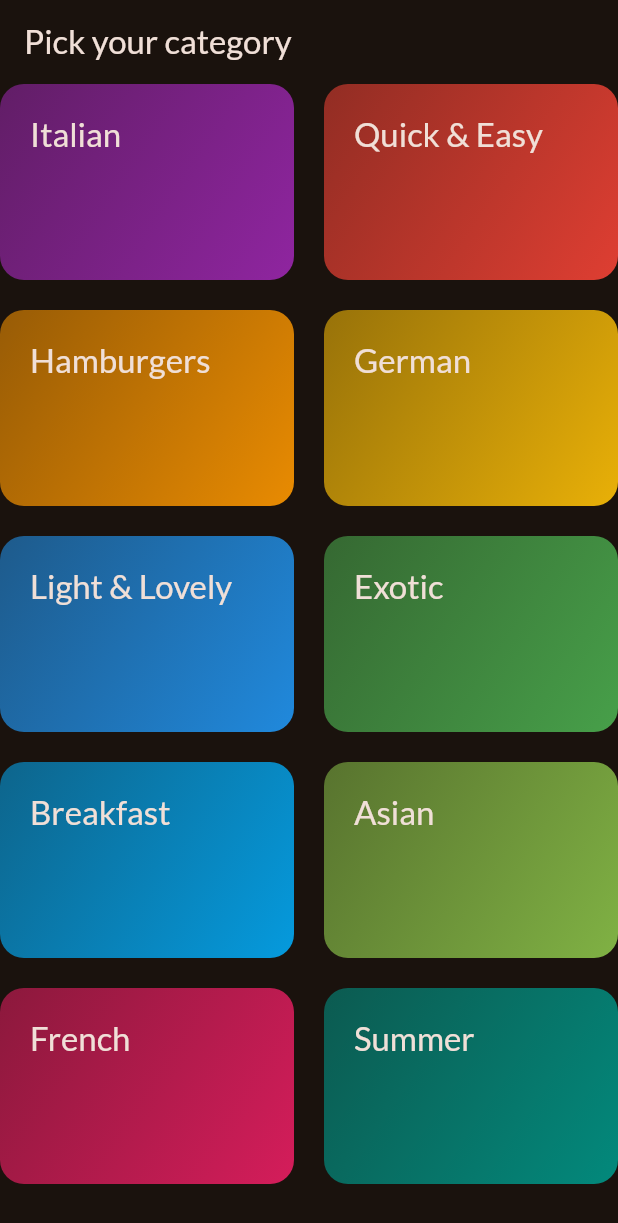
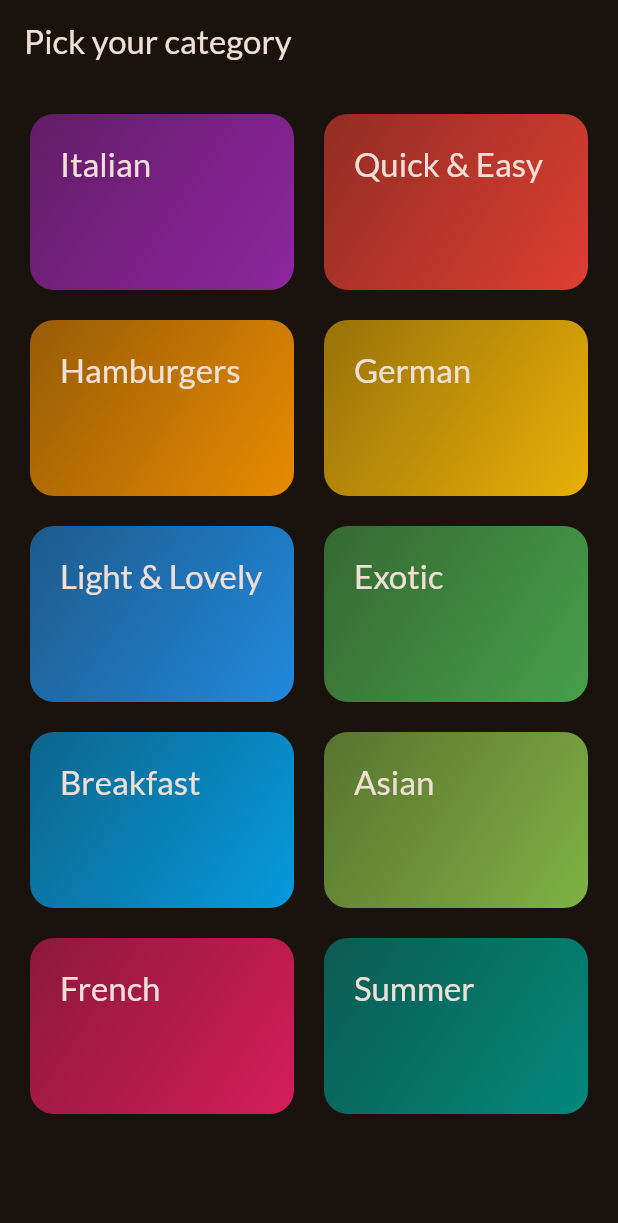
Before and after one commit to dainavipurav/002_flutter_udemy_meals_app, a Flutter app: the screen it shows after launch, on a phone screen of 412 x 824 dp. Shown: the top 1223 px of the screen. Run offline on Flutter 3.47's test engine with Material 3 defaults, Android fonts, the light colour scheme and no system bars; our stand-ins replace google_fonts.

Commit message:
Category ui modified

```diff
--- a/lib/screens/categories_screen.dart
+++ b/lib/screens/categories_screen.dart
@@ -12,6 +12,7 @@ class CategoriesScreen extends StatelessWidget {
         title: const Text('Pick your category'),
       ),
       body: GridView(
+        padding: const EdgeInsets.all(20),
         gridDelegate: const SliverGridDelegateWithFixedCrossAxisCount(
           crossAxisCount: 2,
           childAspectRatio: 3 / 2,
--- a/lib/widgets/category_item.dart
+++ b/lib/widgets/category_item.dart
@@ -7,7 +7,11 @@ class CategoryItem extends StatelessWidget {
 
   @override
   Widget build(BuildContext context) {
-    return Container(
+    return InkWell(
+      splashColor: Theme.of(context).primaryColor,
+      borderRadius: BorderRadius.circular(16),
+      onTap: () {},
+      child: Container(
         padding: const EdgeInsets.all(20),
         decoration: BoxDecoration(
           gradient: LinearGradient(
@@ -18,9 +22,7 @@ class CategoryItem extends StatelessWidget {
             begin: Alignment.topLeft,
             end: Alignment.bottomRight,
           ),
-        borderRadius: const BorderRadius.all(
-          Radius.circular(16),
-        ),
+          borderRadius: BorderRadius.circular(16),
         ),
         child: Text(
           category.title,
@@ -28,6 +30,7 @@ class CategoryItem extends StatelessWidget {
                 color: Theme.of(context).colorScheme.onBackground,
               ),
         ),
+      ),
     );
   }
 }
```
Lines whose indentation alone changed are shown as unchanged.
